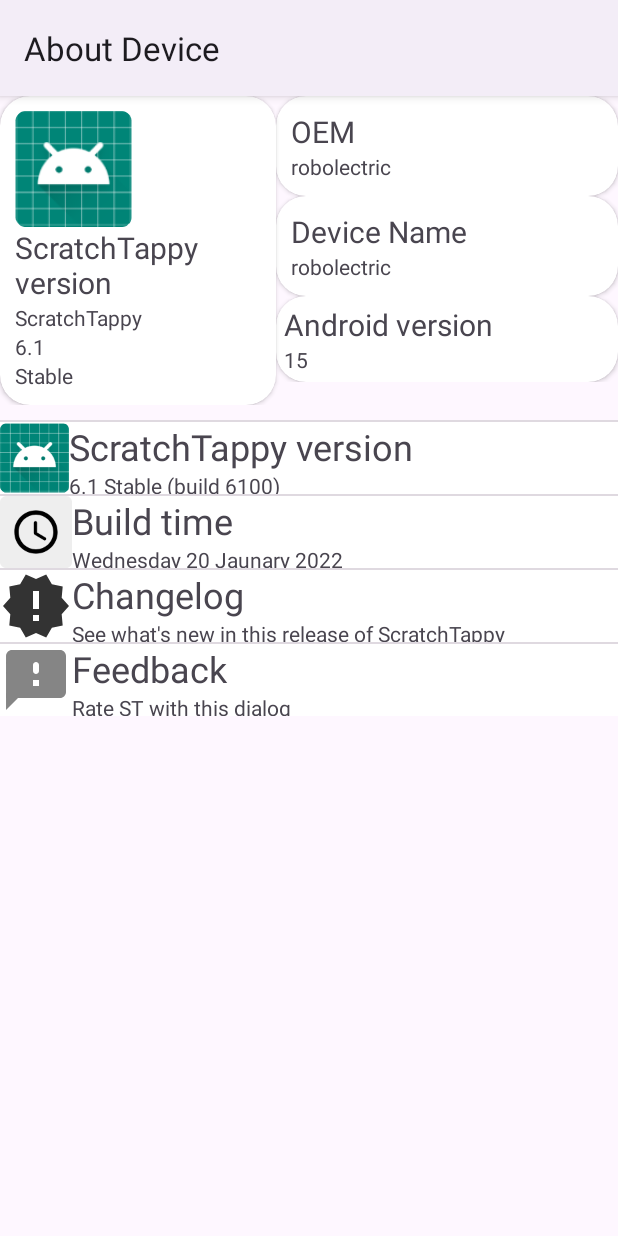
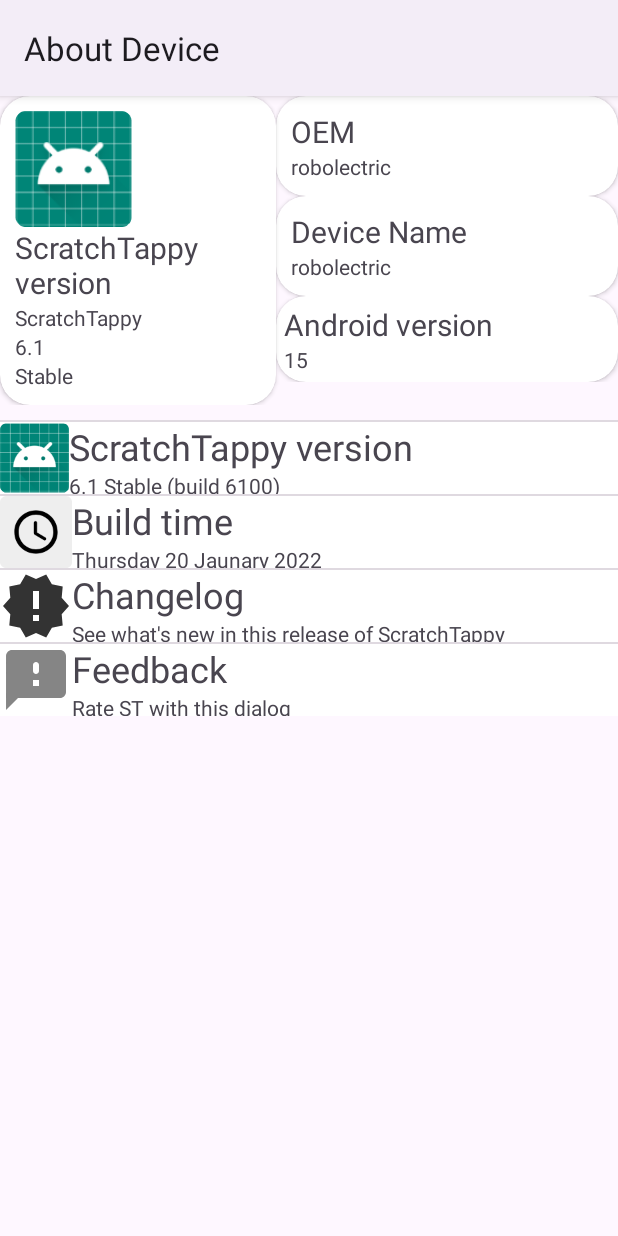
Before and after one commit to jpbandroid/ScratchTappy, an Android app: the Settings screen opened directly, with no data from a screen before it, on a phone screen of 412 x 824 dp. Run offline under Robolectric (Android 15) with nearby library versions, the phone set to English and light mode, and no system bars; libraries missing offline, so code that uses them is left out: com.afollestad.materialdialogs; Roboto replaces fonts that are not available here.

Commit message:
v6.1 Wednesday -> Thursday

```diff
--- a/app/src/main/res/layout/activity_settings.xml
+++ b/app/src/main/res/layout/activity_settings.xml
@@ -249,7 +249,7 @@
                             android:id="@+id/textView103"
                             android:layout_width="match_parent"
                             android:layout_height="wrap_content"
-                            android:text="Wednesday 20 Jaunary 2022" />
+                            android:text="Thursday 20 Jaunary 2022" />
 
                     </LinearLayout>
                 </LinearLayout>
--- a/app/src/main/res/xml/root_preferences.xml
+++ b/app/src/main/res/xml/root_preferences.xml
@@ -62,7 +62,7 @@
             <PreferenceCategory
                 android:icon="@mipmap/ic_launcher44_round"
                 android:title="Tuesday 4 January 2022 at 17:00Sunday 9 January 2022 at 16:00"
-                app:title="Wednesday 20 January 2022" />
+                app:title="Thursday 20 January 2022" />
         </PreferenceCategory>
     </PreferenceCategory>
 </PreferenceScreen>
```
